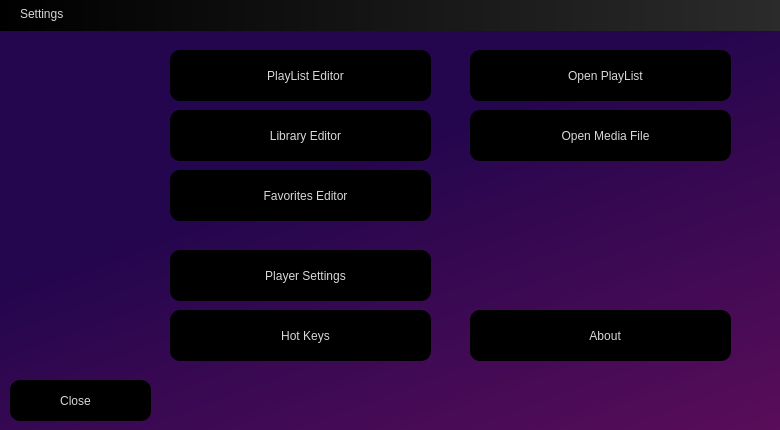
Qt form assets/Settings.ui (ifreddyrod/SpyderPlayer) before a commit.
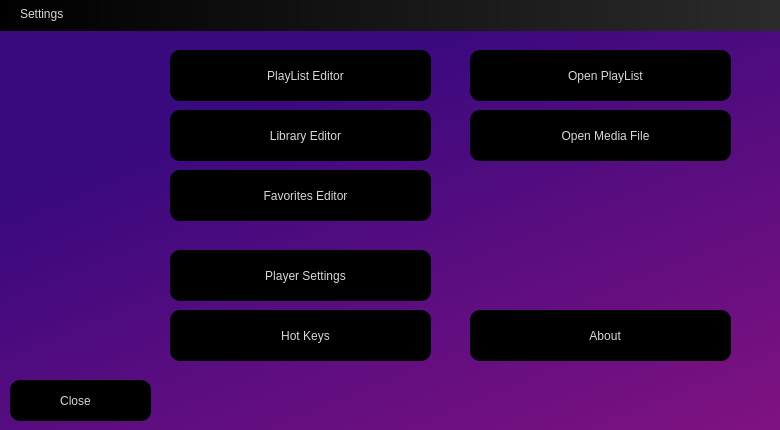
The same form after that commit. Icons and pictures are not drawn.

Commit message: - Fixed crash in linux where currentSelectedItem_ and player_ needed to be initialized to nullptr first. - Attempted to fix a bug in linux where the controlpanel was not being moved to the correct location when in fullscreen - Made a tweak to the retries to multiply the retry count by the stall delay.  Effectively giving each retry more time in between.  Updated the default retry and stall delays in AppData to reflect this - Changed the background color intensity for all of the settings screens.  Was too dull and reverted back to how I had it

The edit to the form file:
```diff
--- a/assets/Settings.ui
+++ b/assets/Settings.ui
@@ -206,8 +206,9 @@
     </rect>
    </property>
    <property name="styleSheet">
-    <string notr="true">/*background-color: qlineargradient(spread:pad, x1:0.369, y1:0.182, x2:1, y2:1, stop:0 rgba(57, 9, 126, 255), stop:1 rgba(129, 18, 129, 255));*/
-background-color: qlineargradient(spread:pad, x1:0.506931, y1:0.295636, x2:1, y2:1, stop:0 rgba(35, 6, 77, 255), stop:1 rgba(90, 13, 90, 255));</string>
+    <string notr="true">background-color: qlineargradient(spread:pad, x1:0.369, y1:0.182, x2:1, y2:1, stop:0 rgba(57, 9, 126, 255), stop:1 rgba(129, 18, 129, 255));
+/*
+background-color: qlineargradient(spread:pad, x1:0.506931, y1:0.295636, x2:1, y2:1, stop:0 rgba(35, 6, 77, 255), stop:1 rgba(90, 13, 90, 255));*/</string>
    </property>
   </widget>
   <widget class="QPushButton" name="OpenMediaFile_button">
```
The commit also changes 13 other files.
